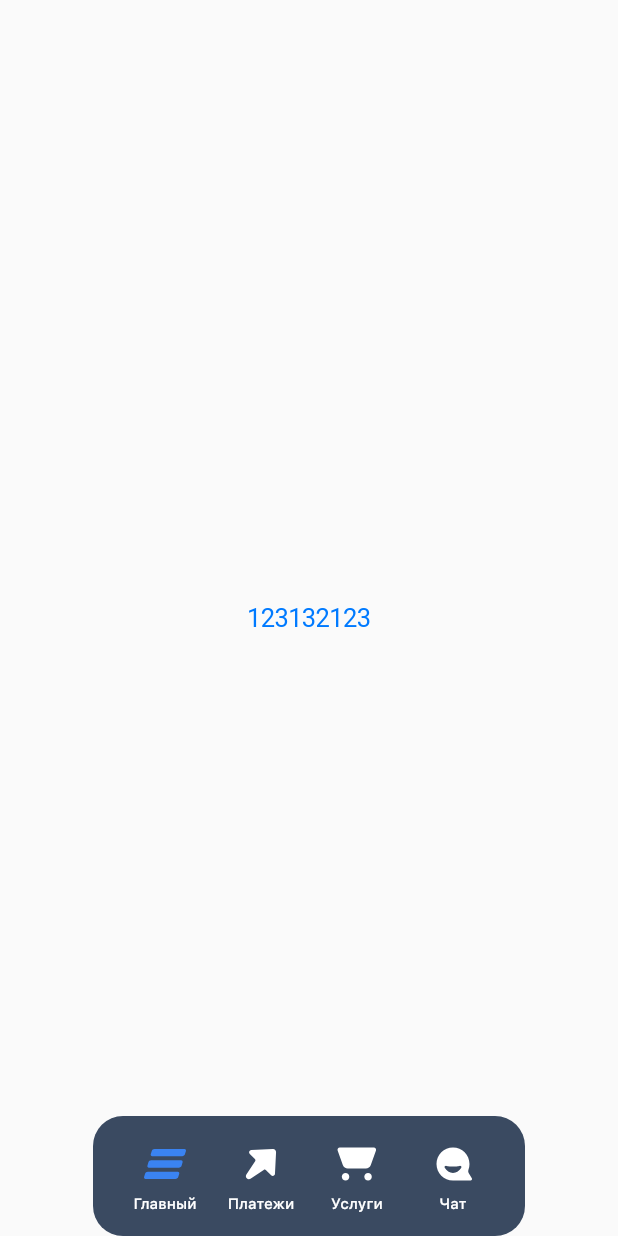
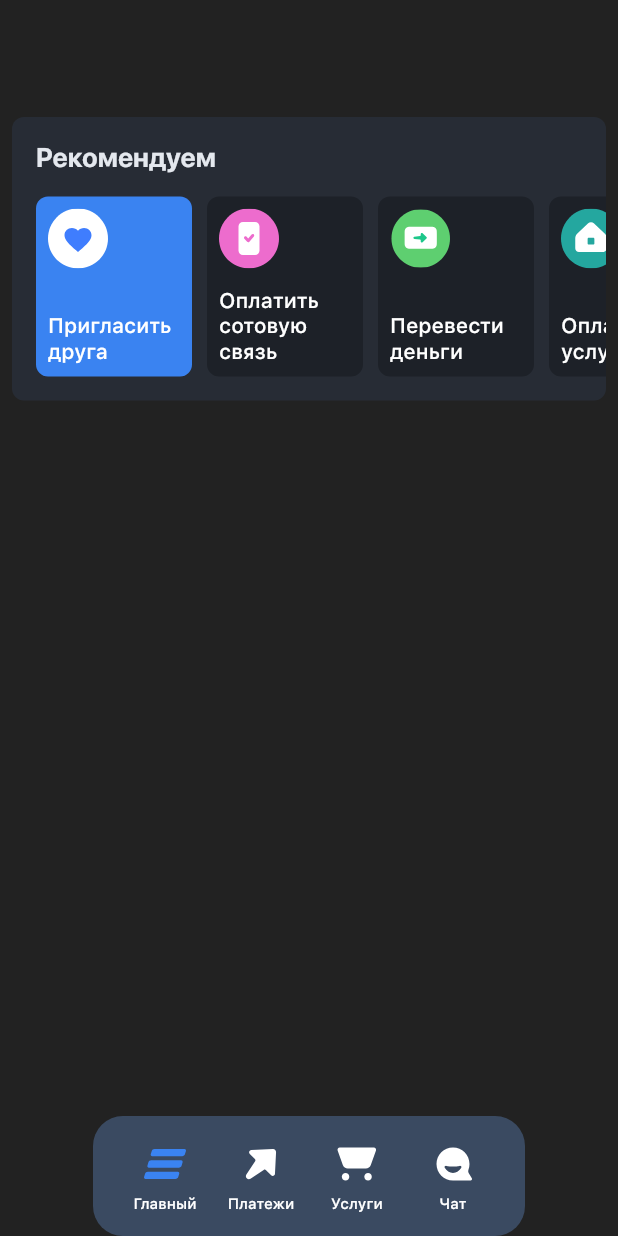
Before and after one commit to admiral-team/bank-lite-demo, a Flutter app: the screen it shows after launch, on a phone screen of 412 x 824 dp. Run offline on Flutter 3.47's test engine with Material 2 defaults, Android fonts, the phone set to English and light mode, and no system bars; our stand-ins replace flutter_svg.

Commit message:
Add suggestions widget.

```diff
--- /dev/null
+++ b/lib/components/suggestions.dart
@@ -0,0 +1,151 @@
+import 'package:bank_lite/generated/assets.gen.dart';
+import 'package:bank_lite/generated/fonts.gen.dart';
+import 'package:flutter/material.dart';
+
+class SuggestionItem {
+  final String title;
+  final SvgGenImage content;
+
+  const SuggestionItem({required this.title, required this.content});
+}
+
+class Suggestions extends StatefulWidget {
+  final List<SuggestionItem> items;
+  final int selectedIndex;
+  final Function(int)? onPressed;
+
+  const Suggestions(
+      {Key? key,
+      required this.items,
+      required this.selectedIndex,
+      this.onPressed})
+      : super(key: key);
+
+  @override
+  State<Suggestions> createState() => _SuggestionsState();
+}
+
+class _SuggestionsState extends State<Suggestions> {
+  @override
+  Widget build(BuildContext context) {
+    return Container(
+        decoration: BoxDecoration(
+            color: const Color(0xFF272C35),
+            borderRadius: BorderRadius.circular(8.0)),
+        child: Column(
+          crossAxisAlignment: CrossAxisAlignment.start,
+          children: [
+            Padding(
+              padding: const EdgeInsets.fromLTRB(16.0, 16.0, 0, 0),
+              child: buildTextTitle(),
+            ),
+            SingleChildScrollView(
+              padding:
+                  const EdgeInsets.symmetric(vertical: 16.0, horizontal: 16.0),
+              scrollDirection: Axis.horizontal,
+              child: Row(children: _itemsWidgets()),
+            ),
+          ],
+        ));
+  }
+
+  Widget buildTextTitle() {
+    return const Text(
+      "Рекомендуем",
+      style: TextStyle(
+          fontFamily: FontFamily.sfProDisplay,
+          fontSize: 18,
+          fontWeight: FontWeight.bold,
+          color: Color(0xFFE4E8EE)),
+    );
+  }
+
+  List<Widget> _itemsWidgets() {
+    List<Widget> widgets = [];
+    for (var i = 0; i < widget.items.length; i++) {
+      final item = widget.items[i];
+      final selected = i == widget.selectedIndex;
+      widgets.add(
+        SuggestionsItemWidget(
+          title: item.title,
+          content: item.content,
+          selected: selected,
+          onPressed: () => widget.onPressed?.call(i),
+        ),
+      );
+      widgets.add(const SizedBox(width: 10.0));
+    }
+    widgets.removeLast();
+    return widgets;
+  }
+}
+
+class SuggestionsItemWidget extends StatefulWidget {
+  final String title;
+  final SvgGenImage content;
+  final bool selected;
+  final VoidCallback? onPressed;
+
+  const SuggestionsItemWidget({
+    Key? key,
+    required this.title,
+    required this.content,
+    this.selected = false,
+    this.onPressed,
+  }) : super(key: key);
+
+  @override
+  State<SuggestionsItemWidget> createState() => _SuggestionsItemWidgetState();
+}
+
+class _SuggestionsItemWidgetState extends State<SuggestionsItemWidget> {
+  double _opacity = 1.0;
+
+  @override
+  Widget build(BuildContext context) {
+    final accentColor =
+        widget.selected ? const Color(0xFF3A83F1) : const Color(0xFF1D2128);
+    return GestureDetector(
+      onTap: () => widget.onPressed?.call(),
+      onTapUp: (_) => setHighlighted(false),
+      onTapDown: (_) => setHighlighted(true),
+      onTapCancel: () => setHighlighted(false),
+      child: Opacity(
+        opacity: _opacity,
+        child: SizedBox(
+          width: 104.0,
+          height: 120.0,
+          child: Container(
+              decoration: BoxDecoration(
+                color: accentColor,
+                borderRadius: BorderRadius.circular(8.0),
+              ),
+              padding:
+                  const EdgeInsets.symmetric(horizontal: 8.0, vertical: 8.0),
+              child: Column(
+                  crossAxisAlignment: CrossAxisAlignment.start,
+                  mainAxisSize: MainAxisSize.min,
+                  children: [
+                    widget.content.svg(height: 40.0, width: 40.0),
+                    const Spacer(),
+                    Text(
+                      widget.title,
+                      textAlign: TextAlign.left,
+                      style: const TextStyle(
+                          color: Colors.white,
+                          fontSize: 14.0,
+                          fontWeight: FontWeight.w500,
+                          fontFamily: FontFamily.sfProText),
+                    ),
+                  ])),
+        ),
+      ),
+    );
+  }
+
+  setHighlighted(bool highlighted) {
+    setState(() {
+      _opacity = highlighted ? 0.7 : 1.0;
+    });
+  }
+}
--- a/lib/screens/home_screen.dart
+++ b/lib/screens/home_screen.dart
@@ -1,4 +1,5 @@
-
+import 'package:bank_lite/components/suggestions.dart';
+import 'package:bank_lite/generated/assets.gen.dart';
 import 'package:flutter/cupertino.dart';
 import 'package:flutter/material.dart';
 
@@ -13,8 +14,51 @@ class _HomeScreenState extends State<HomeScreen> {
   @override
   Widget build(BuildContext context) {
     return Container(
-      alignment: Alignment.center,
-      child: CupertinoButton(child: const Text("123132123"), onPressed: () { })
+        color: const Color(0xFF222222),
+        child: Column(
+          children: [const SizedBox(height: 70), SuggestionWidget()],
+        ));
+  }
+}
+
+class SuggestionWidget extends StatefulWidget {
+  @override
+  State<SuggestionWidget> createState() {
+    return _SuggestionsState();
+  }
+}
+
+class _SuggestionsState extends State<SuggestionWidget> {
+  int _selectedIndex = 0;
+
+  @override
+  Widget build(BuildContext context) {
+    final items = [
+      SuggestionItem(
+          title: "Пригласить друга",
+          content: Assets.lib.assets.images.serviceLike),
+      SuggestionItem(
+          title: "Оплатить сотовую связь",
+          content: Assets.lib.assets.images.serviceDone),
+      SuggestionItem(
+          title: "Перевести деньги",
+          content: Assets.lib.assets.images.serviceNext),
+      SuggestionItem(
+          title: "Оплатить услуги ЖКХ",
+          content: Assets.lib.assets.images.serviceHome),
+    ];
+
+    return Padding(
+      padding: const EdgeInsets.all(8.0),
+      child: Suggestions(
+        items: items,
+        selectedIndex: _selectedIndex,
+        onPressed: (index) {
+          setState(() {
+            _selectedIndex = index;
+          });
+        },
+      ),
     );
   }
 }
```
